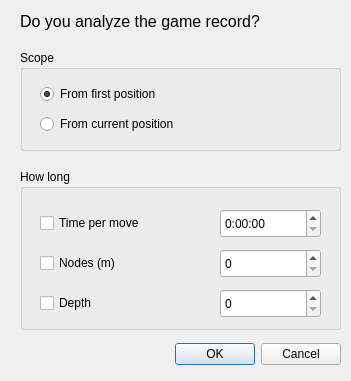
Above: forms/analysisdialog.ui from shogimaru/shogimaru before the change. Below: the same form after it.
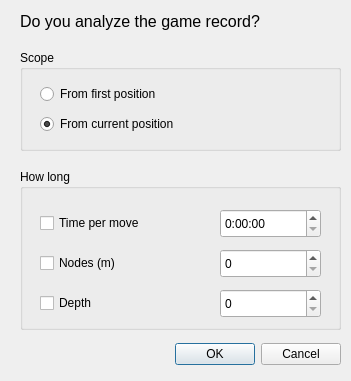
That is the form after the change.

The edit to the form file:
```diff
--- a/forms/analysisdialog.ui
+++ b/forms/analysisdialog.ui
@@ -51,7 +51,7 @@
      <string>From first position</string>
     </property>
     <property name="checked">
-     <bool>true</bool>
+     <bool>false</bool>
     </property>
    </widget>
    <widget class="QRadioButton" name="currentPosRadioButton">
@@ -67,7 +67,7 @@
      <string>From current position</string>
     </property>
     <property name="checked">
-     <bool>false</bool>
+     <bool>true</bool>
     </property>
    </widget>
   </widget>
```
